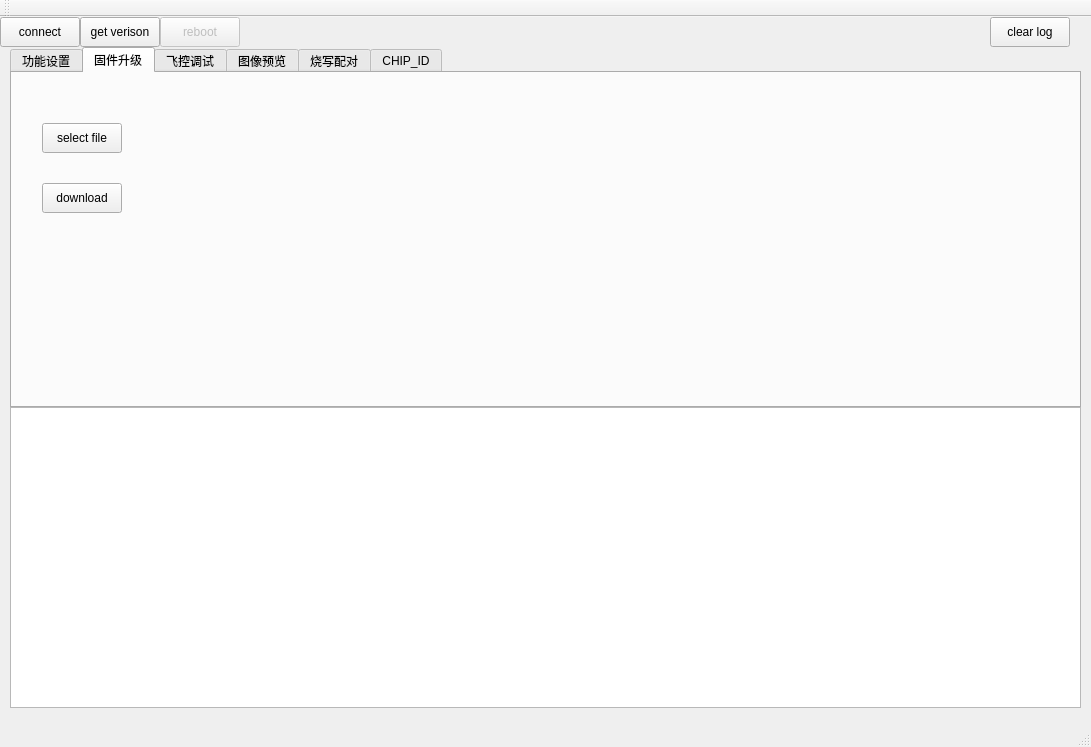
Old version of the form QCoolDownlaod.ui in the repository flyiscool/QCoolDownloader.
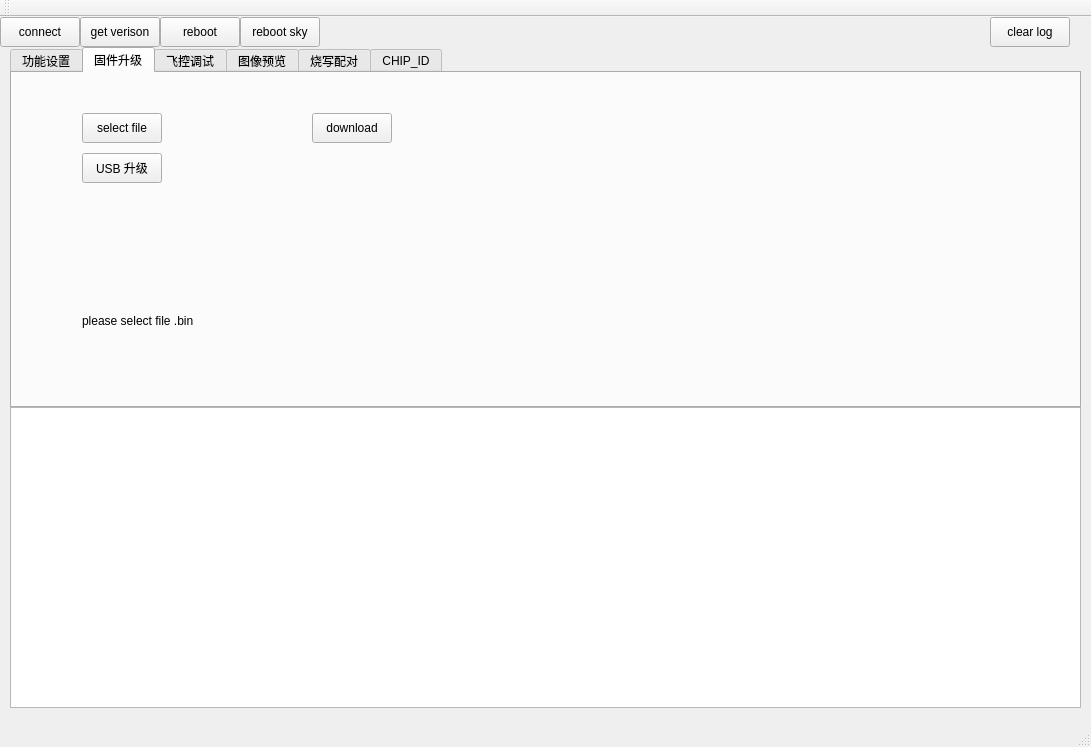
New version of the form. The open tabs and pages were chosen to show the change.

```diff
--- a/QCoolDownlaod.ui
+++ b/QCoolDownlaod.ui
@@ -121,8 +121,8 @@
      <widget class="QPushButton" name="sel_bt">
       <property name="geometry">
        <rect>
-        <x>30</x>
-        <y>50</y>
+        <x>70</x>
+        <y>40</y>
         <width>80</width>
         <height>30</height>
        </rect>
@@ -134,8 +134,8 @@
      <widget class="QPushButton" name="download_pt">
       <property name="geometry">
        <rect>
-        <x>30</x>
-        <y>110</y>
+        <x>300</x>
+        <y>40</y>
         <width>80</width>
         <height>30</height>
        </rect>
@@ -144,6 +144,32 @@
        <string>download</string>
       </property>
      </widget>
+     <widget class="QPushButton" name="bt_usb_update">
+      <property name="geometry">
+       <rect>
+        <x>70</x>
+        <y>80</y>
+        <width>80</width>
+        <height>30</height>
+       </rect>
+      </property>
+      <property name="text">
+       <string>USB 升级</string>
+      </property>
+     </widget>
+     <widget class="QLabel" name="label_update">
+      <property name="geometry">
+       <rect>
+        <x>70</x>
+        <y>240</y>
+        <width>951</width>
+        <height>16</height>
+       </rect>
+      </property>
+      <property name="text">
+       <string>please select file .bin</string>
+      </property>
+     </widget>
     </widget>
     <widget class="QWidget" name="tab_debug">
      <attribute name="title">
@@ -764,7 +790,7 @@
    </widget>
    <widget class="QPushButton" name="bt_reboot">
     <property name="enabled">
-     <bool>false</bool>
+     <bool>true</bool>
     </property>
     <property name="geometry">
      <rect>
@@ -794,6 +820,22 @@
      <string>clear log</string>
     </property>
    </widget>
+   <widget class="QPushButton" name="bt_reboot_sky">
+    <property name="enabled">
+     <bool>true</bool>
+    </property>
+    <property name="geometry">
+     <rect>
+      <x>240</x>
+      <y>0</y>
+      <width>80</width>
+      <height>30</height>
+     </rect>
+    </property>
+    <property name="text">
+     <string>reboot sky</string>
+    </property>
+   </widget>
    <zorder>tabWidget</zorder>
    <zorder>textBrowser</zorder>
    <zorder>sel_connect</zorder>
```
Left out of the diff: 3 changed lines with no effect on the pictures.
